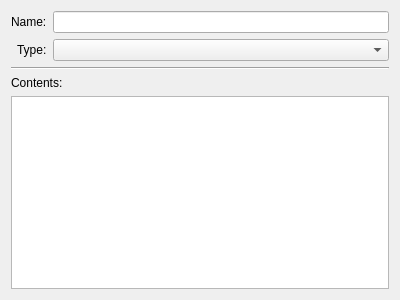
The window that client/editvariable.ui (jkdoug/mudder) describes before a commit, drawn with Qt 5.
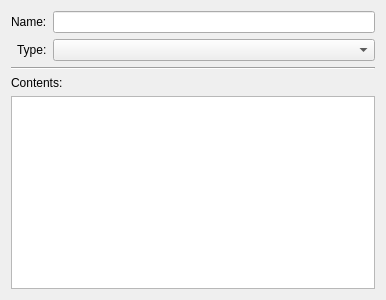
The same window after the commit.

Diff of the .ui file:
```diff
--- a/client/editvariable.ui
+++ b/client/editvariable.ui
@@ -6,7 +6,7 @@
    <rect>
     <x>0</x>
     <y>0</y>
-    <width>400</width>
+    <width>386</width>
     <height>300</height>
    </rect>
   </property>
```
